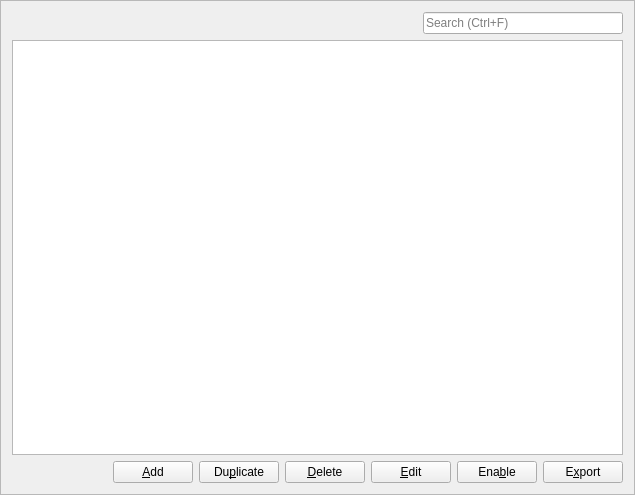
This is Combo/ComboTableFrame.ui in xmichelo/Beeftext as Qt 5 draws it before an edit. The edited form follows.
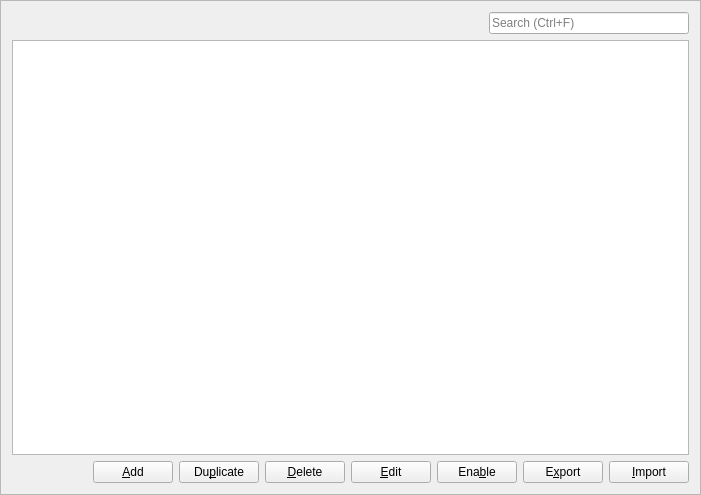
This is the edited form.

Commit message:
Implemented import of combos from file.
Fixes #30.

```diff
--- a/Combo/ComboTableFrame.ui
+++ b/Combo/ComboTableFrame.ui
@@ -6,7 +6,7 @@
    <rect>
     <x>0</x>
     <y>0</y>
-    <width>635</width>
+    <width>701</width>
     <height>495</height>
    </rect>
   </property>
@@ -192,6 +192,13 @@
        </property>
       </widget>
      </item>
+     <item>
+      <widget class="QPushButton" name="buttonImportCombos">
+       <property name="text">
+        <string>&amp;Import</string>
+       </property>
+      </widget>
+     </item>
     </layout>
    </item>
   </layout>
```
Left out of the diff: 44 changed lines with no effect on the pictures. The commit also changes 9 other files.
